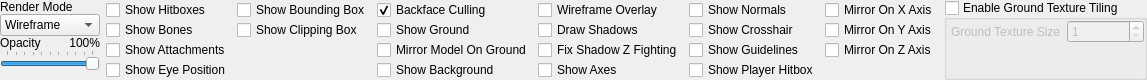
First picture: the form in src/tools/hlam/ui/assets/studiomodel/dockpanels/StudioModelModelDisplayPanel.ui, repository SamVanheer/HalfLifeAssetManager, before the edit.
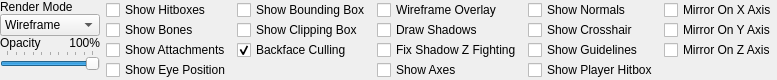
Second picture: the form after the edit.

Commit message: Move existing ground & background widgets to Scene panel Resolves #180

```diff
--- a/src/tools/hlam/ui/assets/studiomodel/dockpanels/StudioModelModelDisplayPanel.ui
+++ b/src/tools/hlam/ui/assets/studiomodel/dockpanels/StudioModelModelDisplayPanel.ui
@@ -6,7 +6,7 @@
    <rect>
     <x>0</x>
     <y>0</y>
-    <width>1041</width>
+    <width>714</width>
     <height>73</height>
    </rect>
   </property>
@@ -261,29 +261,6 @@
       </widget>
      </item>
      <item>
-      <spacer name="verticalSpacer_7">
-       <property name="orientation">
-        <enum>Qt::Vertical</enum>
-       </property>
-       <property name="sizeHint" stdset="0">
-        <size>
-         <width>20</width>
-         <height>0</height>
-        </size>
-       </property>
-      </spacer>
-     </item>
-    </layout>
-   </item>
-   <item>
-    <layout class="QVBoxLayout" name="verticalLayout_4">
-     <property name="spacing">
-      <number>0</number>
-     </property>
-     <property name="leftMargin">
-      <number>0</number>
-     </property>
-     <item>
       <widget class="QCheckBox" name="BackfaceCulling">
        <property name="text">
         <string>Backface Culling</string>
@@ -294,28 +271,7 @@
       </widget>
      </item>
      <item>
-      <widget class="QCheckBox" name="ShowGround">
-       <property name="text">
-        <string>Show Ground</string>
-       </property>
-      </widget>
-     </item>
-     <item>
-      <widget class="QCheckBox" name="MirrorModelOnGround">
-       <property name="text">
-        <string>Mirror Model On Ground</string>
-       </property>
-      </widget>
-     </item>
-     <item>
-      <widget class="QCheckBox" name="ShowBackground">
-       <property name="text">
-        <string>Show Background</string>
-       </property>
-      </widget>
-     </item>
-     <item>
-      <spacer name="verticalSpacer_6">
+      <spacer name="verticalSpacer_7">
        <property name="orientation">
         <enum>Qt::Vertical</enum>
        </property>
@@ -475,84 +431,6 @@
      </item>
     </layout>
    </item>
-   <item>
-    <widget class="QGroupBox" name="EnableGroundTextureTiling">
-     <property name="title">
-      <string>Enable Ground Texture Tiling</string>
-     </property>
-     <property name="flat">
-      <bool>false</bool>
-     </property>
-     <property name="checkable">
-      <bool>true</bool>
-     </property>
-     <property name="checked">
-      <bool>false</bool>
-     </property>
-     <layout class="QGridLayout" name="gridLayout_7">
-      <property name="leftMargin">
-       <number>4</number>
-      </property>
-      <property name="topMargin">
-       <number>0</number>
-      </property>
-      <property name="rightMargin">
-       <number>0</number>
-      </property>
-      <property name="bottomMargin">
-       <number>0</number>
-      </property>
-      <property name="verticalSpacing">
-       <number>0</number>
-      </property>
-      <item row="0" column="1">
-       <widget class="QSpinBox" name="GroundTextureSize">
-        <property name="sizePolicy">
-         <sizepolicy hsizetype="Preferred" vsizetype="Fixed">
-          <horstretch>0</horstretch>
-          <verstretch>0</verstretch>
-         </sizepolicy>
-        </property>
-        <property name="minimum">
-         <number>1</number>
-        </property>
-        <property name="maximum">
-         <number>1024</number>
-        </property>
-        <property name="value">
-         <number>1</number>
-        </property>
-       </widget>
-      </item>
-      <item row="0" column="0">
-       <widget class="QLabel" name="label_3">
-        <property name="sizePolicy">
-         <sizepolicy hsizetype="Fixed" vsizetype="Preferred">
-          <horstretch>0</horstretch>
-          <verstretch>0</verstretch>
-         </sizepolicy>
-        </property>
-        <property name="text">
-         <string>Ground Texture Size</string>
-        </property>
-       </widget>
-      </item>
-      <item row="1" column="0">
-       <spacer name="verticalSpacer_2">
-        <property name="orientation">
-         <enum>Qt::Vertical</enum>
-        </property>
-        <property name="sizeHint" stdset="0">
-         <size>
-          <width>20</width>
-          <height>0</height>
-         </size>
-        </property>
-       </spacer>
-      </item>
-     </layout>
-    </widget>
-   </item>
   </layout>
  </widget>
  <resources/>
```
The commit also changes 12 other files.
